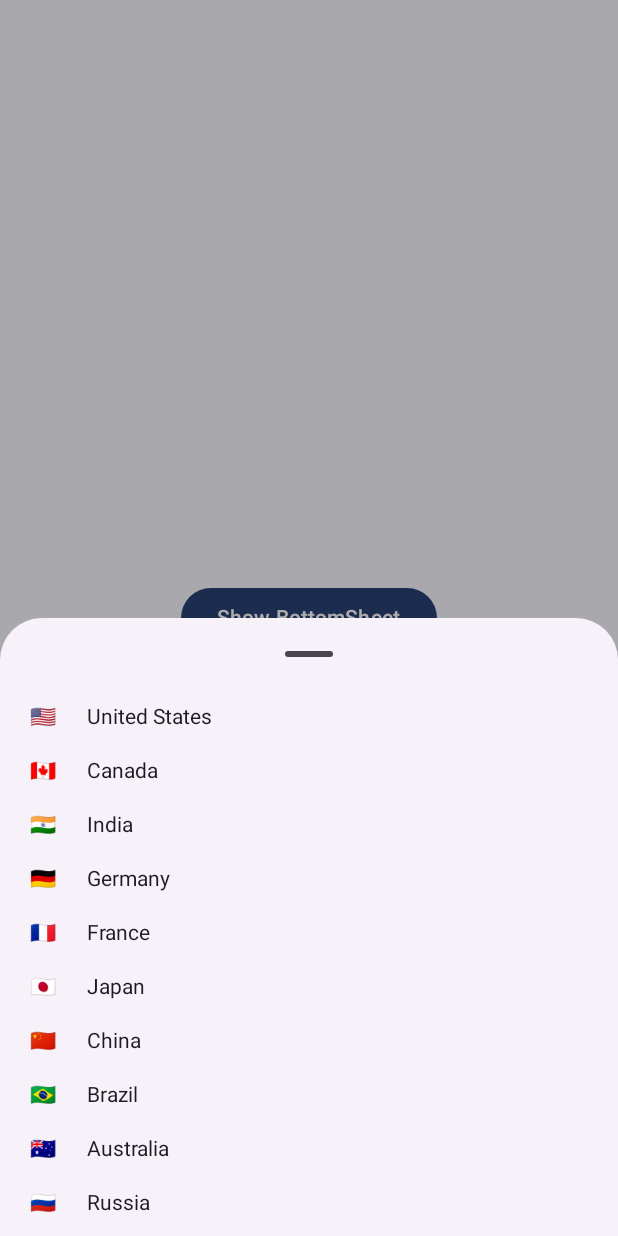
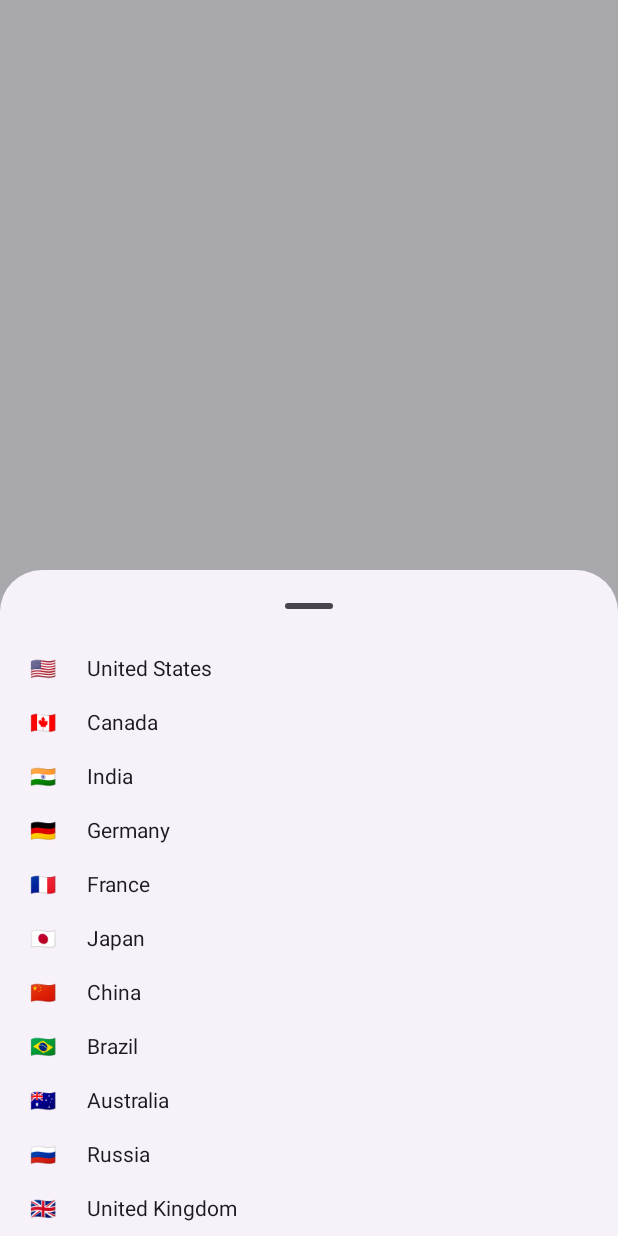
Before and after one commit to rrohaill/m3_modal_bottom_sheet_poc, an Android app built with Jetpack Compose: the screen it shows after launch (MainActivity), on a phone screen of 412 x 824 dp. Run offline under Robolectric (Android 15) with nearby library versions, the phone set to English and light mode, and no system bars; our stand-ins replace accompanist.

```diff
--- a/app/build.gradle.kts
+++ b/app/build.gradle.kts
@@ -6,12 +6,12 @@ plugins {
 
 android {
     namespace = "com.example.bottomsheettest"
-    compileSdk = 33
+    compileSdk = 34
 
     defaultConfig {
         applicationId = "com.example.bottomsheettest"
         minSdk = 24
-        targetSdk = 33
+        targetSdk = 34
         versionCode = 1
         versionName = "1.0"
 
@@ -58,6 +58,7 @@ dependencies {
     implementation(libs.ui.tooling.preview)
     implementation(libs.material3)
     implementation(libs.androidx.material3)
+    implementation(libs.systemuicontroller)
     testImplementation(libs.junit)
     androidTestImplementation(libs.androidx.test.ext.junit)
     androidTestImplementation(libs.espresso.core)
--- a/app/src/main/java/com/example/bottomsheettest/MainActivity.kt
+++ b/app/src/main/java/com/example/bottomsheettest/MainActivity.kt
@@ -36,9 +36,6 @@ class MainActivity : ComponentActivity() {
         super.onCreate(savedInstanceState)
         WindowCompat.setDecorFitsSystemWindows(window, false)
         setContent(null) {
-            /*Scaffold(contentWindowInsets = WindowInsets.systemBars.union(WindowInsets.navigationBars).only(WindowInsetsSides.Horizontal)) {
-                Box(modifier = Modifier.windowInsetsPadding(WindowInsets.displayCutout.only(WindowInsetsSides.Horizontal)))
-                {*/
             var showSheet by remember { mutableStateOf(true) }
 
             if (showSheet) {
@@ -70,9 +67,6 @@ class MainActivity : ComponentActivity() {
                     }
                 }
             }
-//                }
-//            }
-//
         }
     }
 }
@@ -80,10 +74,10 @@ class MainActivity : ComponentActivity() {
 @OptIn(ExperimentalMaterial3Api::class)
 @Composable
 fun BottomSheet(onDismiss: () -> Unit) {
-    val modalBottomSheetState = rememberModalBottomSheetState()
+    val modalBottomSheetState = rememberModalBottomSheetState(skipPartiallyExpanded = true)
 
     ModalBottomSheet(
-        onDismissRequest = { onDismiss() },
+        onDismissRequest = onDismiss,
         sheetState = modalBottomSheetState,
         dragHandle = { BottomSheetDefaults.DragHandle() },
     ) {
--- a/app/src/main/java/com/example/bottomsheettest/ui/theme/Theme.kt
+++ b/app/src/main/java/com/example/bottomsheettest/ui/theme/Theme.kt
@@ -3,17 +3,21 @@ package com.example.bottomsheettest.ui.theme
 import android.app.Activity
 import android.os.Build
 import androidx.compose.foundation.isSystemInDarkTheme
+import androidx.compose.material3.BottomAppBarDefaults
 import androidx.compose.material3.MaterialTheme
 import androidx.compose.material3.darkColorScheme
 import androidx.compose.material3.dynamicDarkColorScheme
 import androidx.compose.material3.dynamicLightColorScheme
 import androidx.compose.material3.lightColorScheme
+import androidx.compose.material3.surfaceColorAtElevation
 import androidx.compose.runtime.Composable
 import androidx.compose.runtime.SideEffect
+import androidx.compose.ui.graphics.Color
 import androidx.compose.ui.graphics.toArgb
 import androidx.compose.ui.platform.LocalContext
 import androidx.compose.ui.platform.LocalView
 import androidx.core.view.WindowCompat
+import com.google.accompanist.systemuicontroller.rememberSystemUiController
 
 private val DarkColorScheme = darkColorScheme(
     primary = Purple80,
@@ -64,6 +68,26 @@ fun BottomSheetTestTheme(
     MaterialTheme(
         colorScheme = colorScheme,
         typography = Typography,
-        content = content
+        content = {
+            rememberSystemUiController().apply {
+                if (Build.VERSION.SDK_INT < Build.VERSION_CODES.O_MR1) {
+                    systemBarsDarkContentEnabled = isSystemInDarkTheme().not()
+                    setNavigationBarColor(Color(0xA5000000))
+                } else if (Build.VERSION.SDK_INT <= Build.VERSION_CODES.Q) {
+                    val navigationBarColor = if (isSystemInDarkTheme()) {
+                        Color.Black
+                    } else {
+                        Color.White
+                    }
+                    setNavigationBarColor(navigationBarColor)
+                } else {
+                    val navigationBarColor = MaterialTheme.colorScheme.surfaceColorAtElevation(BottomAppBarDefaults.ContainerElevation).copy(alpha = 0.5f)
+                    setNavigationBarColor(navigationBarColor)
+                    systemBarsDarkContentEnabled = isSystemInDarkTheme().not()
+                }
+            }
+
+            content()
+        }
     )
 }
```
Also changed, not shown: gradle/libs.versions.toml (+7 -5 lines), gradle/wrapper/gradle-wrapper.properties.
